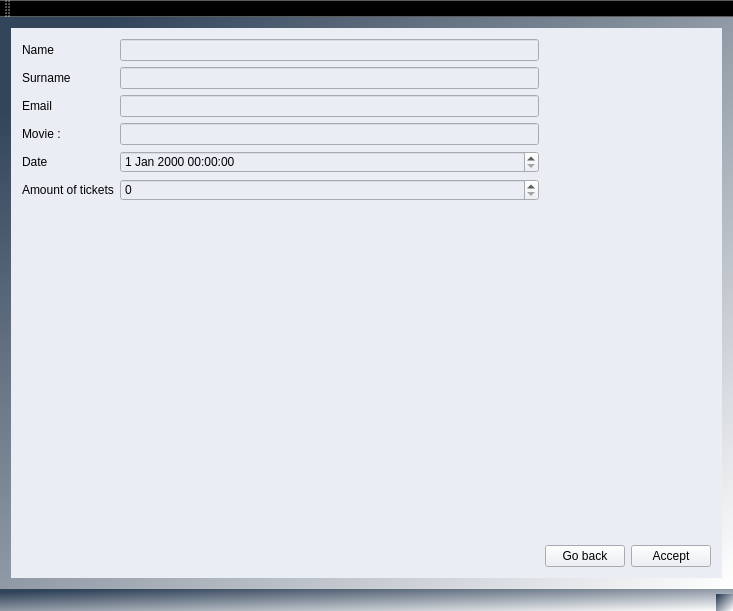
Qt form MovieTicketManagementSystem/MainWindow.ui (ZuzannaZawartka/movie-ticket-management-system) before a commit.
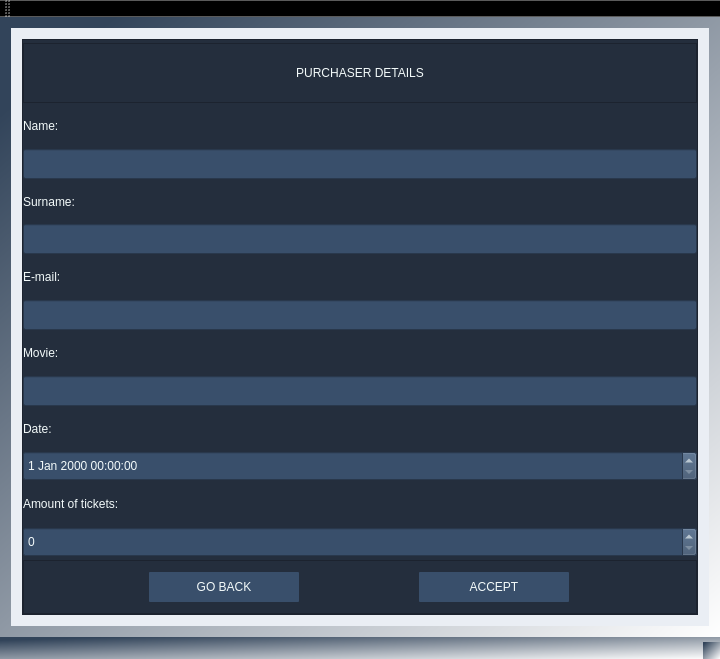
The same form after that commit. The open tabs and pages were chosen to show the change.

What changed in the file:
```diff
--- a/MovieTicketManagementSystem/MainWindow.ui
+++ b/MovieTicketManagementSystem/MainWindow.ui
@@ -6,8 +6,8 @@
    <rect>
     <x>0</x>
     <y>0</y>
-    <width>733</width>
-    <height>611</height>
+    <width>720</width>
+    <height>659</height>
    </rect>
   </property>
   <property name="minimumSize">
@@ -23,8 +23,8 @@
    <string notr="true">background-color: qlineargradient(spread:pad, x1:0.078, y1:0.08, x2:1, y2:1, stop:0 rgba(50, 68, 90, 255), stop:1 rgba(255, 255, 255, 255));</string>
   </property>
   <widget class="QWidget" name="centralWidget">
-   <layout class="QHBoxLayout" name="horizontalLayout">
-    <item>
+   <layout class="QGridLayout" name="gridLayout_18">
+    <item row="0" column="0">
      <widget class="QStackedWidget" name="stackedWidget">
       <property name="focusPolicy">
        <enum>Qt::FocusPolicy::StrongFocus</enum>
@@ -1501,81 +1501,252 @@
       <widget class="QWidget" name="inputPersonalDataWindow">
        <layout class="QGridLayout" name="gridLayout_13">
         <item row="0" column="0">
-         <layout class="QFormLayout" name="formLayout">
-          <item row="0" column="0">
-           <widget class="QLabel" name="label_6">
-            <property name="text">
-             <string>Name</string>
-            </property>
-           </widget>
-          </item>
-          <item row="0" column="1">
-           <widget class="QLineEdit" name="nameLineEdit"/>
-          </item>
-          <item row="1" column="0">
-           <widget class="QLabel" name="label_7">
-            <property name="text">
-             <string>Surname</string>
-            </property>
-           </widget>
-          </item>
-          <item row="1" column="1">
-           <widget class="QLineEdit" name="surnameLineEdit"/>
-          </item>
-          <item row="2" column="0">
-           <widget class="QLabel" name="label_8">
-            <property name="text">
-             <string>Email</string>
-            </property>
-           </widget>
-          </item>
-          <item row="2" column="1">
-           <widget class="QLineEdit" name="emailLineEdit"/>
-          </item>
-          <item row="3" column="0">
-           <widget class="QLabel" name="label_9">
-            <property name="text">
-             <string>Movie : </string>
-            </property>
-           </widget>
-          </item>
-          <item row="3" column="1">
-           <widget class="QLineEdit" name="movieLineEdit"/>
-          </item>
-          <item row="4" column="0">
-           <widget class="QLabel" name="label_10">
-            <property name="text">
-             <string>Date</string>
-            </property>
-           </widget>
-          </item>
-          <item row="4" column="1">
-           <widget class="QDateTimeEdit" name="dateTimeEdit"/>
-          </item>
-          <item row="5" column="0">
-           <widget class="QLabel" name="label_11">
-            <property name="text">
-             <string>Amount of tickets</string>
-            </property>
-           </widget>
-          </item>
-          <item row="5" column="1">
-           <widget class="QSpinBox" name="amountTicketSpinBox"/>
-          </item>
-         </layout>
-        </item>
-        <item row="1" column="1">
-         <widget class="QPushButton" name="pushButton_3">
-          <property name="text">
-           <string>Go back</string>
+         <widget class="QFrame" name="frame_6">
+          <property name="styleSheet">
+           <string notr="true">font: 900 10pt &quot;Source Sans Pro Black&quot;;
+color: rgb(243, 250, 250);
+background-color: rgb(36, 46, 61);</string>
           </property>
-         </widget>
-        </item>
-        <item row="1" column="2">
-         <widget class="QPushButton" name="acceptBookTicket4Button">
-          <property name="text">
-           <string>Accept</string>
+          <property name="frameShape">
+           <enum>QFrame::Shape::StyledPanel</enum>
           </property>
+          <property name="frameShadow">
+           <enum>QFrame::Shadow::Raised</enum>
+          </property>
+          <layout class="QVBoxLayout" name="verticalLayout_25">
+           <property name="spacing">
+            <number>3</number>
+           </property>
+           <property name="leftMargin">
+            <number>0</number>
+           </property>
+           <property name="topMargin">
+            <number>3</number>
+           </property>
+           <property name="rightMargin">
+            <number>0</number>
+           </property>
+           <property name="bottomMargin">
+            <number>0</number>
+           </property>
+           <item>
+            <widget class="QFrame" name="frame_8">
+             <property name="minimumSize">
+              <size>
+               <width>0</width>
+               <height>60</height>
+              </size>
+             </property>
+             <property name="styleSheet">
+              <string notr="true">font: 900 20pt &quot;Source Sans Pro Black&quot;;
+</string>
+             </property>
+             <property name="frameShape">
+              <enum>QFrame::Shape::StyledPanel</enum>
+             </property>
+             <property name="frameShadow">
+              <enum>QFrame::Shadow::Raised</enum>
+             </property>
+             <layout class="QGridLayout" name="gridLayout_15">
+              <item row="0" column="0">
+               <widget class="QLabel" name="label_12">
+                <property name="text">
+                 <string>PURCHASER DETAILS</string>
+                </property>
+                <property name="alignment">
+                 <set>Qt::AlignmentFlag::AlignCenter</set>
+                </property>
+               </widget>
+              </item>
+             </layout>
+            </widget>
+           </item>
+           <item>
+            <widget class="QLabel" name="label_6">
+             <property name="styleSheet">
+              <string notr="true"/>
+             </property>
+             <property name="text">
+              <string>Name:</string>
+             </property>
+            </widget>
+           </item>
+           <item>
+            <widget class="QLineEdit" name="nameLineEdit">
+             <property name="minimumSize">
+              <size>
+               <width>0</width>
+               <height>30</height>
+              </size>
+             </property>
+             <property name="styleSheet">
+              <string notr="true">background-color: rgb(57, 79, 107);</string>
+             </property>
+            </widget>
+           </item>
+           <item>
+            <widget class="QLabel" name="label_7">
+             <property name="text">
+              <string>Surname:</string>
+             </property>
+            </widget>
+           </item>
+           <item>
+            <widget class="QLineEdit" name="surnameLineEdit">
+             <property name="minimumSize">
+              <size>
+               <width>0</width>
+               <height>30</height>
+              </size>
+             </property>
+             <property name="styleSheet">
+              <string notr="true">background-color: rgb(57, 79, 107);</string>
+             </property>
+            </widget>
+           </item>
+           <item>
+            <widget class="QLabel" name="label_8">
+             <property name="text">
+              <string>E-mail:</string>
+             </property>
+            </widget>
+           </item>
+           <item>
+            <widget class="QLineEdit" name="emailLineEdit">
+             <property name="minimumSize">
+              <size>
+               <width>0</width>
+               <height>30</height>
+              </size>
+             </property>
+             <property name="styleSheet">
+              <string notr="true">background-color: rgb(57, 79, 107);</string>
+             </property>
+            </widget>
+           </item>
+           <item>
+            <widget class="QLabel" name="label_9">
+             <property name="text">
+              <string>Movie: </string>
+             </property>
+            </widget>
+           </item>
+           <item>
+            <widget class="QLineEdit" name="movieLineEdit">
+             <property name="minimumSize">
+              <size>
+               <width>0</width>
+               <height>30</height>
+              </size>
+             </property>
+             <property name="styleSheet">
+              <string notr="true">background-color: rgb(57, 79, 107);</string>
+             </property>
+            </widget>
+           </item>
+           <item>
+            <widget class="QLabel" name="label_10">
+             <property name="text">
+              <string>Date:</string>
+             </property>
+            </widget>
+           </item>
+           <item>
+            <widget class="QDateTimeEdit" name="dateTimeEdit">
+             <property name="minimumSize">
+              <size>
+               <width>0</width>
+               <height>30</height>
+              </size>
+             </property>
+             <property name="styleSheet">
+              <string notr="true">background-color: rgb(57, 79, 107);</string>
+             </property>
+            </widget>
+           </item>
+           <item>
+            <widget class="QLabel" name="label_11">
+             <property name="text">
+              <string>Amount of tickets:</string>
+             </property>
+            </widget>
+           </item>
+           <item>
+            <widget class="QSpinBox" name="amountTicketSpinBox">
+             <property name="minimumSize">
+              <size>
+               <width>0</width>
+               <height>30</height>
+              </size>
+             </property>
+             <property name="styleSheet">
+              <string notr="true">background-color: rgb(57, 79, 107);</string>
+             </property>
+            </widget>
+           </item>
+           <item>
+            <widget class="QFrame" name="frame_7">
+             <property name="frameShape">
+              <enum>QFrame::Shape::StyledPanel</enum>
+             </property>
+             <property name="frameShadow">
+              <enum>QFrame::Shadow::Raised</enum>
+             </property>
+             <layout class="QHBoxLayout" name="horizontalLayout_7">
+              <item>
+               <widget class="QPushButton" name="goBackDataButton">
+                <property name="minimumSize">
+                 <size>
+                  <width>150</width>
+                  <height>30</height>
+                 </size>
+                </property>
+                <property name="maximumSize">
+                 <size>
+                  <width>150</width>
+                  <height>16777215</height>
+                 </size>
+                </property>
+                <property name="styleSheet">
+                 <string notr="true">color: rgb(243, 250, 250);
+font: 10pt &quot;Franklin Gothic Demi&quot;;
+border-radius: 1px;
+background-color: rgb(57, 79, 107);</string>
+                </property>
+                <property name="text">
+                 <string>GO BACK</string>
+                </property>
+               </widget>
+              </item>
+              <item>
+               <widget class="QPushButton" name="acceptBookTicket4Button">
+                <property name="minimumSize">
+                 <size>
+                  <width>0</width>
+                  <height>30</height>
+                 </size>
+                </property>
+                <property name="maximumSize">
+                 <size>
+                  <width>150</width>
+                  <height>16777215</height>
+                 </size>
+                </property>
+                <property name="styleSheet">
+                 <string notr="true">color: rgb(243, 250, 250);
+font: 10pt &quot;Franklin Gothic Demi&quot;;
+border-radius: 1px;
+background-color: rgb(57, 79, 107);</string>
+                </property>
+                <property name="text">
+                 <string>ACCEPT</string>
+                </property>
+               </widget>
+              </item>
+             </layout>
+            </widget>
+           </item>
+          </layout>
          </widget>
         </item>
        </layout>
```
Left out of the diff: 585 changed lines with no effect on the pictures.
